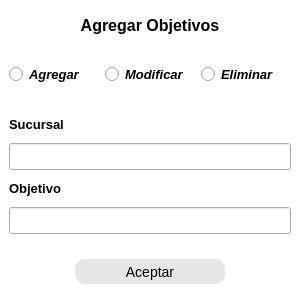
This is App/Front/ventanasui/V_AgregarObjetivos.ui in LAngelVp/ProccessRMPG73 as Qt 5 draws it before an edit. The edited form follows.
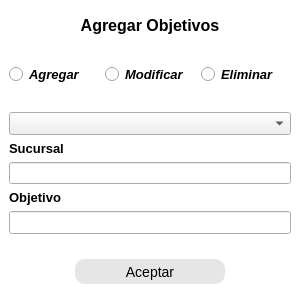
This is the edited form. Icons and pictures are not drawn.

Commit message: Agregamos la funcionalidad de los objetivos falta optimizar

```diff
--- a/App/Front/ventanasui/V_AgregarObjetivos.ui
+++ b/App/Front/ventanasui/V_AgregarObjetivos.ui
@@ -215,6 +215,18 @@
              </size>
             </property>
             <layout class="QVBoxLayout" name="verticalLayout_4">
+             <item>
+              <widget class="QComboBox" name="CB_Sucursales">
+               <property name="font">
+                <font>
+                 <family>Arial Narrow</family>
+                 <pointsize>12</pointsize>
+                 <weight>75</weight>
+                 <bold>true</bold>
+                </font>
+               </property>
+              </widget>
+             </item>
              <item>
               <widget class="QLabel" name="label">
                <property name="font">
```
The commit also changes 97 other files.
